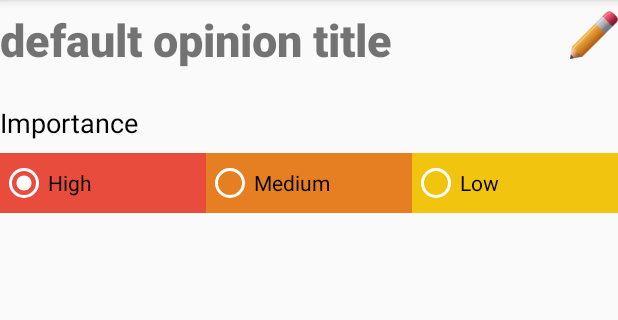
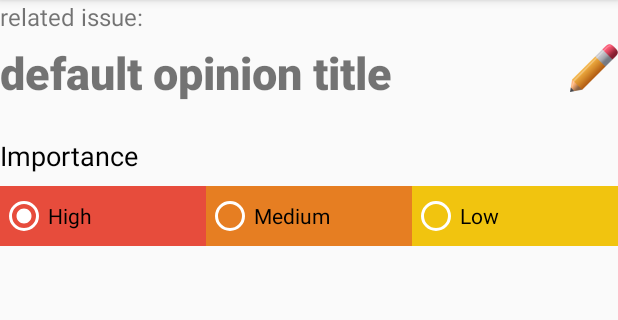
Before and after one commit to DarHayun1/SimplifyDecisions, an Android app: the fragment OpinionDetailsFragment placed in its activity, on a phone screen of 412 x 824 dp, the part 84-404 px from its top. Run offline under Robolectric (Android 15) with nearby library versions, the phone set to English and light mode, and no system bars; our stand-ins replace Room's generated code; 4 statements that could not run were skipped.

Commit message:
OpinionImpl

```diff
--- a/app/src/main/java/dar/life/helpers/simplifydecisions/repository/AppRepository.java
+++ b/app/src/main/java/dar/life/helpers/simplifydecisions/repository/AppRepository.java
@@ -76,8 +76,7 @@ public class AppRepository {
         return mActiveIssues;
     }
 
-    @Nullable
-    public LiveData<Issue> getIssue(String requestedId) {
+    public LiveData<Issue> getIssue(int requestedId) {
         return mIssuesDao.getIssueById(requestedId);
     }
 
--- a/app/src/main/java/dar/life/helpers/simplifydecisions/repository/IssuesDao.kt
+++ b/app/src/main/java/dar/life/helpers/simplifydecisions/repository/IssuesDao.kt
@@ -16,7 +16,7 @@ interface IssuesDao {
     fun getAllActiveIssues(): LiveData<List<Issue>>
 
     @Query("SELECT * FROM issues WHERE id = :requestedId")
-    fun getIssueById(requestedId: String): LiveData<Issue>
+    fun getIssueById(requestedId: Int): LiveData<Issue?>
 
     @Insert(onConflict = REPLACE)
     fun addNewIssue(issue: Issue)
--- a/app/src/main/java/dar/life/helpers/simplifydecisions/ui/issues/EditIssueFragment.kt
+++ b/app/src/main/java/dar/life/helpers/simplifydecisions/ui/issues/EditIssueFragment.kt
@@ -81,7 +81,7 @@ class EditIssueFragment : Fragment() {
         super.onActivityCreated(savedInstanceState)
         mViewModel = ViewModelProvider(this).get(EditIssueViewModel::class.java)
 
-        mViewModel.getIssueById(args.issueId.toString())?.observe(viewLifecycleOwner, Observer {
+        mViewModel.getIssueById(args.issueId)?.observe(viewLifecycleOwner, Observer {
             it?.let {
                 mIssue = it
                 populateUi(it)
--- a/app/src/main/java/dar/life/helpers/simplifydecisions/ui/issues/EditIssueViewModel.kt
+++ b/app/src/main/java/dar/life/helpers/simplifydecisions/ui/issues/EditIssueViewModel.kt
@@ -11,7 +11,7 @@ class EditIssueViewModel(application: Application) : AndroidViewModel(applicatio
 
     private val mDecisionsRepository = AppRepository.getInstance(application)
 
-    fun getIssueById(id: String): LiveData<Issue>?{
+    fun getIssueById(id: Int): LiveData<Issue>?{
         return mDecisionsRepository.getIssue(id)
     }
 
--- a/app/src/main/java/dar/life/helpers/simplifydecisions/ui/issues/OpinionDetailsFragment.kt
+++ b/app/src/main/java/dar/life/helpers/simplifydecisions/ui/issues/OpinionDetailsFragment.kt
@@ -2,40 +2,99 @@ package dar.life.helpers.simplifydecisions.ui.issues
 
 import android.content.Context
 import android.os.Bundle
-import androidx.fragment.app.Fragment
+import android.transition.TransitionInflater
 import android.view.LayoutInflater
 import android.view.View
 import android.view.ViewGroup
+import android.view.inputmethod.InputMethodManager
+import androidx.core.content.ContextCompat.getSystemService
+import androidx.fragment.app.Fragment
+import androidx.lifecycle.Observer
 import androidx.lifecycle.ViewModelProvider
+import androidx.navigation.fragment.navArgs
+import dar.life.helpers.simplifydecisions.data.Issue
+import dar.life.helpers.simplifydecisions.data.Opinion
+import dar.life.helpers.simplifydecisions.databinding.FragmentOpinionDetailsBinding
+import kotlinx.android.synthetic.main.fragment_opinion_details.*
 
-import dar.life.helpers.simplifydecisions.R
 
 /**
  * A simple [Fragment] subclass.
  */
 class OpinionDetailsFragment : Fragment() {
 
+    private var mOpinion: Opinion? = null
+    private var mIssue: Issue? = null
+    private var _binding: FragmentOpinionDetailsBinding? = null
+    private val binding get() = _binding!!
     private lateinit var viewModel: OpinionViewModel
     private lateinit var mContext: Context
+
+    val args: OpinionDetailsFragmentArgs by navArgs()
 
     override fun onAttach(context: Context) {
         super.onAttach(context)
         mContext = context
     }
 
+    override fun onCreate(savedInstanceState: Bundle?) {
+        super.onCreate(savedInstanceState)
+        sharedElementEnterTransition =
+            TransitionInflater.from(mContext).inflateTransition(android.R.transition.move)
+    }
+
     override fun onCreateView(
         inflater: LayoutInflater, container: ViewGroup?,
         savedInstanceState: Bundle?
     ): View? {
-        // Inflate the layout for this fragment
-        return inflater.inflate(R.layout.fragment_opinion_details, container, false)
+        _binding = FragmentOpinionDetailsBinding.inflate(layoutInflater, container, false)
+        return binding.root
+    }
+
+    override fun onViewCreated(view: View, savedInstanceState: Bundle?) {
+        super.onViewCreated(view, savedInstanceState)
+        if(args.opinionId == -1)
+            startWithTitleEdit()
+        else{
+            binding.opinionTitleTv.text = args.opinionTitle
+        }
+
+    }
+
+    private fun startWithTitleEdit() {
+        binding.opinionTitleTv.visibility = View.INVISIBLE
+        binding.opinionTitleEt.visibility = View.VISIBLE
+        binding.opinionTitleEt.requestFocus()
+        val imm =
+            mContext.getSystemService(Context.INPUT_METHOD_SERVICE) as InputMethodManager?
+        imm!!.showSoftInput(binding.opinionTitleEt, InputMethodManager.SHOW_IMPLICIT)
     }
 
     override fun onActivityCreated(savedInstanceState: Bundle?) {
         super.onActivityCreated(savedInstanceState)
 
         viewModel = ViewModelProvider(this).get(OpinionViewModel::class.java)
-        //TODO: if new opinion - show editText (also in decisions and issues)
+        initViews()
+    }
+
+    private fun initViews() {
+        viewModel.getIssueById(args.issueId).observe(viewLifecycleOwner, Observer {
+            it?.let {
+                mIssue = it
+                mOpinion = it.opinions[args.opinionId]
+                binding.relatedIssueTitle.text = mIssue?.title
+                radioGroup.check(
+                    when(mOpinion!!.importance){
+                        Opinion.LOW_IMPORTANCE -> binding.radButtonLow.id
+                        Opinion.MEDIUM_IMPORTANCE -> binding.radButtonMedium.id
+                        Opinion.HIGH_IMPORTANCE -> binding.radButtonHigh.id
+                        //TODO: Game Changer
+                        else -> binding.radButtonHigh.id
+                    }
+                )
+
+            }
+        })
     }
 
 }
--- a/app/src/main/java/dar/life/helpers/simplifydecisions/ui/issues/OpinionViewModel.kt
+++ b/app/src/main/java/dar/life/helpers/simplifydecisions/ui/issues/OpinionViewModel.kt
@@ -8,9 +8,9 @@ import dar.life.helpers.simplifydecisions.repository.AppRepository
 
 class OpinionViewModel(application: Application): AndroidViewModel(application) {
 
-    val repository: AppRepository = AppRepository.getInstance(application)
+    private val repository: AppRepository = AppRepository.getInstance(application)
 
-    fun getIssueById(id: String): LiveData<Issue>?{
+    fun getIssueById(id: Int): LiveData<Issue?>{
         return repository.getIssue(id)
     }
 
--- a/app/src/main/res/layout/fragment_opinion_details.xml
+++ b/app/src/main/res/layout/fragment_opinion_details.xml
@@ -12,17 +12,35 @@
         android:layout_height="wrap_content">
 
         <TextView
+            android:id="@+id/related_issue_label"
+            android:textAlignment="textStart"
+            android:textSize="16sp"
+            android:text="@string/related_issue_label_text"
+            android:layout_width="wrap_content"
+            android:layout_height="wrap_content"
+            app:layout_constraintTop_toTopOf="parent"
+            app:layout_constraintStart_toStartOf="parent"/>
+
+        <TextView
+            android:id="@+id/related_issue_title"
+            android:layout_width="wrap_content"
+            android:layout_height="wrap_content"
+            android:textSize="16sp"
+            app:layout_constraintStart_toEndOf="@id/related_issue_label"
+            app:layout_constraintTop_toTopOf="@id/related_issue_label"/>
+
+        <TextView
             android:id="@+id/opinion_title_tv"
             android:layout_width="match_parent"
             android:layout_height="wrap_content"
             android:fontFamily="sans-serif-black"
+            android:paddingTop="6dp"
             android:text="@string/default_opinion_title"
             android:textAlignment="textStart"
             android:textSize="@dimen/issue_title_text_size"
-            android:paddingTop="6dp"
             app:layout_constraintEnd_toEndOf="parent"
             app:layout_constraintStart_toStartOf="parent"
-            app:layout_constraintTop_toTopOf="parent" />
+            app:layout_constraintTop_toBottomOf="@+id/related_issue_label" />
 
         <EditText
             android:id="@+id/opinion_title_et"
@@ -34,7 +52,7 @@
             android:textSize="@dimen/issue_title_text_size"
             android:visibility="invisible"
             app:layout_constraintStart_toStartOf="parent"
-            app:layout_constraintTop_toTopOf="parent" />
+            app:layout_constraintTop_toTopOf="@id/opinion_title_tv" />
 
         <ImageView
             android:id="@+id/edit_opinion_title_icon"
--- a/app/src/main/res/navigation/nav_graph.xml
+++ b/app/src/main/res/navigation/nav_graph.xml
@@ -93,5 +93,9 @@
             android:name="opinionId"
             app:argType="integer"
             android:defaultValue="-1" />
+        <argument
+            android:name="opinionTitle"
+            app:argType="string"
+            android:defaultValue="New Opinion" />
     </fragment>
 </navigation>
--- a/app/src/main/res/values/strings.xml
+++ b/app/src/main/res/values/strings.xml
@@ -19,4 +19,5 @@
     <string name="low_priority">Low</string>
     <string name="medium_priority">Medium</string>
     <string name="high_priority">High</string>
+    <string name="related_issue_label_text">related issue:</string>
 </resources>
```
Also changed, not shown: app/src/main/java/dar/life/helpers/simplifydecisions/data/Issue.kt (+32 -2 lines), app/src/main/java/dar/life/helpers/simplifydecisions/data/Opinion.kt (+4 -4 lines).
